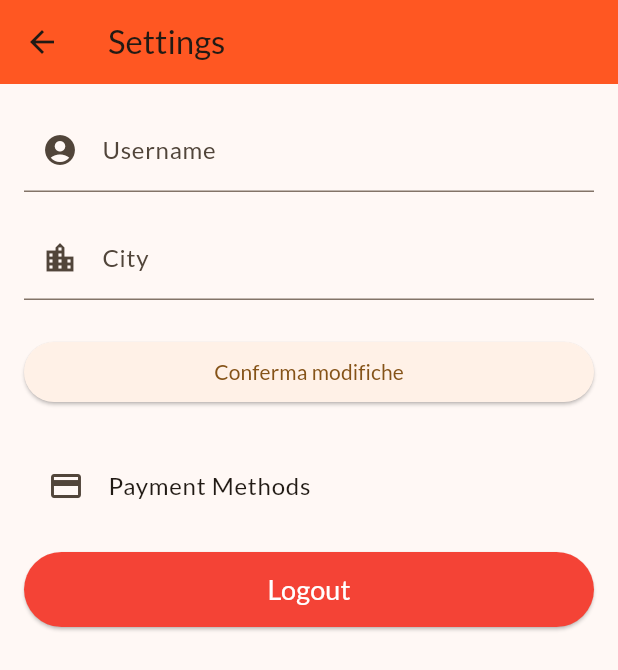
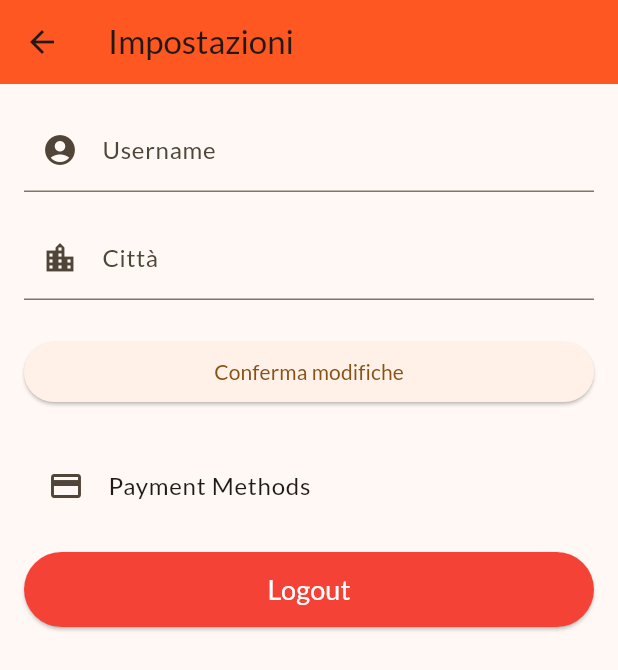
Before and after one commit to MatteoAv/EMAD2024-25_HappyTails, a Flutter app: the UserProfilePage screen opened by its route, after a tap on the "settings" icon, on a phone screen of 412 x 824 dp. Shown: the top 670 px of the screen. Run offline on Flutter 3.47's test engine with Material 3 defaults, Android fonts, the phone set to English and light mode, and no system bars; our stand-ins replace animated_text_kit, flutter_riverpod, google_fonts, logger, sqflite and 1 more; missing offline and left inert: dart:ffi; accounts and stored records are empty; network calls fail; project files that could hold a hidden picture were left out.

Commit message:
update user

```diff
--- a/lib/Auth/auth_repository.dart
+++ b/lib/Auth/auth_repository.dart
@@ -45,12 +45,12 @@ class LoginPage extends ConsumerWidget {
 
           //Salva i dati nel db locale se non presenti
           if(await LocalDatabase.instance.getUser(user.id) == null){
-            LocalDatabase.instance.insertUser(user.id, profile['userName'], email, profile['city']);
+            LocalDatabase.instance.insertUser(user.id, profile['userName'], email, profile['city'], profile ['isPetSitter']);
           }
 
           ref.read(userProvider.notifier).state = AsyncData(model.User(id: user.id, userName: profile['userName'], email: email,
-          citta: profile['city'], imageUrl: profile['imageUrl']));
-          Navigator.pushNamed(context, AppRoutes.homePage);
+          citta: profile['city'], imageUrl: profile['imageUrl'], isPetSitter: profile ['isPetSitter']));
+          Navigator.pushReplacementNamed(context, AppRoutes.homePage);
         }
       } else {
         throw Exception('Credenziali non valide');
--- a/lib/Auth/registration.dart
+++ b/lib/Auth/registration.dart
@@ -54,7 +54,8 @@ class _SignUpPageState extends ConsumerState<SignUpPage> {
             user.id,
             username,
             email,
-            city
+            city,
+            false
           );
         }
          final newUser = model.User(
@@ -62,7 +63,8 @@ class _SignUpPageState extends ConsumerState<SignUpPage> {
         userName: username,
         email: email,
         citta: city,
-        imageUrl: ""
+        imageUrl: "",
+        isPetSitter: false
       );
         // Aggiorna il provider con il nuovo utente
         ref.read(userProvider.notifier).state = AsyncData(newUser);
--- a/lib/UserManage/screens/profile_page.dart
+++ b/lib/UserManage/screens/profile_page.dart
@@ -53,8 +53,9 @@ class UserProfilePage extends ConsumerWidget {
 
     return Scaffold(
       appBar: AppBar(
+        automaticallyImplyLeading: false,
         title: const Text(
-          'Profile',
+          'Profilo',
           style: TextStyle(fontSize: 24, fontWeight: FontWeight.bold),
         ),
         backgroundColor: Colors.deepOrange[50],
@@ -78,7 +79,7 @@ class UserProfilePage extends ConsumerWidget {
                 crossAxisAlignment: CrossAxisAlignment.start,
                 children: [
                   const Text(
-                    'Welcome',
+                    'Benvenuto/a',
                     style: TextStyle(
                       fontSize: 30,
                       fontWeight: FontWeight.bold,
@@ -86,7 +87,7 @@ class UserProfilePage extends ConsumerWidget {
                     ),
                   ),
                   Text(
-                    user?.userName ?? 'Guest',
+                    user?.userName ?? 'Ospite',
                     style: const TextStyle(
                       fontSize: 30,
                       fontWeight: FontWeight.bold,
@@ -95,7 +96,7 @@ class UserProfilePage extends ConsumerWidget {
                   ),
                   const SizedBox(height: 8),
                   Text(
-                    'City: ${user?.citta ?? 'Unknown City'}',
+                    'Città: ${user?.citta ?? 'Città mancante'}',
                     style: const TextStyle(
                       fontSize: 20,
                       color: Colors.black54,
@@ -132,9 +133,10 @@ class UserProfilePage extends ConsumerWidget {
             Row(
               mainAxisAlignment: MainAxisAlignment.start,
               children: [
+                const SizedBox(width: 15,),
                 ExpandableButton(
                   icon: Icons.pets,
-                  label: 'Pets',
+                  label: 'Animali',
                   isExpanded: isPetsTabSelected,
                   onTap: () =>
                       ref.read(tabSelectionProvider.notifier).state = true,
@@ -142,7 +144,7 @@ class UserProfilePage extends ConsumerWidget {
                 const SizedBox(width: 30),
                 ExpandableButton(
                   icon: Icons.calendar_month,
-                  label: 'Book',
+                  label: 'Prenotazioni',
                   isExpanded: !isPetsTabSelected,
                   onTap: () =>
                       ref.read(tabSelectionProvider.notifier).state = false,
@@ -162,20 +164,50 @@ class UserProfilePage extends ConsumerWidget {
     SliverFillRemaining(
       child: isPetsTabSelected
           ? petsAsync.when(
-              data: (pets) => ListView.builder(
+              data: (pets) {
+               if(pets.isNotEmpty){
+               return ListView.builder(
                 physics: NeverScrollableScrollPhysics(),
                 padding: const EdgeInsets.only(top: 16.0),
                 itemCount: pets.length,
                 itemBuilder: (context, index) {
                   final pet = pets[index];
+
                   return PetCard(petName: pet.name, petType: pet.type);
                 },
+              );
+              }else{
+                return Center(
+                  child: Column(
+                    mainAxisAlignment: MainAxisAlignment.center,
+                    children: [
+                      Image.asset(
+                        "assets/IconPets/sadcat.png",
+                        width: 100,
+                        height: 100,
                       ),
+                      const SizedBox(height: 16),
+                      const Text(
+                      "Nessun animale registrato, aggiungine uno",
+                      style: TextStyle(
+                        fontSize: 16,
+                        fontWeight: FontWeight.bold,
+                      ),
+                      textAlign: TextAlign.center,
+                    ),
+                  ],
+                ),
+              );
+            }
+
+            },
               loading: () => const Center(child: CircularProgressIndicator()),
               error: (err, _) => Center(child: Text('Error: $err')),
             )
           : bookingsAsync.when(
-              data: (bookings) => ListView.builder(
+              data: (bookings) {
+                if(bookings.isNotEmpty){
+                return ListView.builder(
                 physics: const NeverScrollableScrollPhysics(),
                 padding: const EdgeInsets.only(top: 16.0),
                 itemCount: bookings.length,
@@ -183,9 +215,33 @@ class UserProfilePage extends ConsumerWidget {
                   final booking = bookings[index];
                   return bookingCard(id: booking.id, bookingBegin: booking.dateBegin, bookingEnd: booking.dateEnd,
                   bookPrice: booking.price, bookState: booking.state);
+                },
+              );
+              }else{
+                return Center(
+                  child: Column(
+                    mainAxisAlignment: MainAxisAlignment.center,
+                    children: [
+                      Image.asset(
+                        "assets/IconPets/petsitter.png",
+                        width: 100,
+                        height: 100,
+                      ),
+                      const SizedBox(height: 16),
+                      const Text(
+                      "Nessun prenotazione effettuata, trova qualche PetSitter",
+                      style: TextStyle(
+                        fontSize: 16,
+                        fontWeight: FontWeight.bold,
+                      ),
+                      textAlign: TextAlign.center,
+                    ),
+                  ],
+                ),
+              );
+              }
 
           },
-  ),
           loading: () => const Center(child: CircularProgressIndicator()),
           error: (error, stackTrace) =>
           Center(child: Text('Errore: $error, $stackTrace')),
@@ -193,14 +249,17 @@ class UserProfilePage extends ConsumerWidget {
       ),
     ],
   ),
-      floatingActionButton: FloatingActionButton(
+      floatingActionButton: Visibility(
+        visible: isPetsTabSelected,
+        child: FloatingActionButton(
         onPressed: () {
           showDialog(
           context : context,
           builder : (context) => const AddPetDialog());
           },
+        backgroundColor: Colors.orange,
         child: const Icon(Icons.add),
-        backgroundColor: Colors.orange,
+      ),
     ),
     );
   }
--- a/lib/UserManage/screens/settings_page.dart
+++ b/lib/UserManage/screens/settings_page.dart
@@ -1,5 +1,6 @@
 import 'package:flutter/material.dart';
 import 'package:flutter_riverpod/flutter_riverpod.dart';
+import 'package:happy_tails/app/routes.dart';
 import 'package:supabase_flutter/supabase_flutter.dart';
 import 'package:happy_tails/UserManage/providers/profile_providers.dart';
 
@@ -36,7 +37,7 @@ class _SettingsPageState extends ConsumerState<SettingsPage> {
 
     return Scaffold(
       appBar: AppBar(
-        title: const Text('Settings'),
+        title: const Text('Impostazioni'),
         leading: IconButton(
           icon: const Icon(Icons.arrow_back),
           onPressed: () => Navigator.pop(context),
@@ -63,7 +64,7 @@ class _SettingsPageState extends ConsumerState<SettingsPage> {
                   // Modifica Città
                   TextFormField(
                     decoration: const InputDecoration(
-                      labelText: 'City',
+                      labelText: 'Città',
                       prefixIcon: Icon(Icons.location_city),
                     ),
                     controller: _cittaController,
@@ -122,7 +123,7 @@ class _SettingsPageState extends ConsumerState<SettingsPage> {
                         ref.invalidate(petsProvider);
                         ref.invalidate(bookingsProvider);
                         print('Logout effettuato');
-                        Navigator.pushNamed(context, "/");
+                        Navigator.popUntil(context, ModalRoute.withName(AppRoutes.homePage));
                     },
                     style: ElevatedButton.styleFrom(
                       minimumSize: const Size(double.infinity, 50),
--- a/lib/UserManage/widgets/PetCard.dart
+++ b/lib/UserManage/widgets/PetCard.dart
@@ -31,7 +31,7 @@ class PetCard extends StatelessWidget{
   @override
   Widget build(BuildContext context){
     return Padding(
-        padding: const EdgeInsets.symmetric(vertical: 9),
+        padding: const EdgeInsets.symmetric(vertical: 9, horizontal: 30),
         child: Material(
               elevation: 20,
               borderRadius: BorderRadius.circular(20),
--- a/lib/UserManage/widgets/bookingCard.dart
+++ b/lib/UserManage/widgets/bookingCard.dart
@@ -21,7 +21,7 @@ class bookingCard extends StatelessWidget{
   @override
   Widget build (BuildContext context){
     return Padding(
-                  padding: const EdgeInsets.symmetric(vertical: 8, horizontal: 12),
+                  padding: const EdgeInsets.symmetric(vertical: 8, horizontal: 30),
                   child: Material(
                     elevation: 8,
                     borderRadius: BorderRadius.circular(16),
--- a/lib/UserManage/widgets/expandable_button.dart
+++ b/lib/UserManage/widgets/expandable_button.dart
@@ -1,3 +1,4 @@
+import 'package:animated_text_kit/animated_text_kit.dart';
 import 'package:flutter/material.dart';
 
 class ExpandableButton extends StatelessWidget {
@@ -21,7 +22,7 @@ class ExpandableButton extends StatelessWidget {
       child: AnimatedContainer(
         duration: const Duration(milliseconds: 300),
         curve: Curves.easeInOutQuad,
-        width: isExpanded ? 120 : 95, // Larghezza dinamica
+        width: isExpanded ? 150 : 80, // Larghezza dinamica
         height: 50,
         decoration: BoxDecoration(
           color: isExpanded ? Colors.deepOrange[400] : Colors.grey[300],
@@ -33,15 +34,27 @@ class ExpandableButton extends StatelessWidget {
             Icon(
               icon,
               color: isExpanded ? Colors.white : Colors.black,
-              size:35
+              size: 25
             ),
             if (isExpanded)
               Padding(
                 padding: const EdgeInsets.only(left: 8.0),
-                child: Text(
-                  label,
-                  style: const TextStyle(color: Colors.white, fontWeight: FontWeight.bold, fontSize: 15),
+                child: AnimatedTextKit(
+                  animatedTexts: [
+                    TyperAnimatedText(label,
+                    textStyle: TextStyle(
+                      fontSize: 14, fontWeight: FontWeight.bold, color: Colors.white
+                    ),
+                    speed: const Duration(milliseconds: 15),
+
+                    ),
+                ],
+                isRepeatingAnimation: false,
                 ),
+              ),
+             if(!isExpanded)
+              Padding(
+                padding: const EdgeInsets.only(left: 0.0),
               ),
           ],
         ),
--- a/pubspec.yaml
+++ b/pubspec.yaml
@@ -35,6 +35,7 @@ dependencies:
   supabase_flutter: ^2.0.0
   google_sign_in : ^6.0.0
   flutter_secure_storage: ^8.0.0
+  animated_text_kit: ^ 4.2.2
 
 
   # The following adds the Cupertino Icons font to your application.
@@ -85,6 +86,8 @@ flutter:
     - assets/IconPets/fish.png
     - assets/IconPets/dove.png
     - assets/IconPets/hamster.png
+    - assets/IconPets/sadcat.png
+    - assets/IconPets/petsitter.png
 
 
 
```
Also changed, not shown: lib/UserManage/model/user.dart (+7 -3 lines), lib/UserManage/repositories/local_database.dart (+5 -3 lines), assets/IconPets/petsitter.png (added), assets/IconPets/sadcat.png (added), pubspec.lock. Lines whose indentation alone changed are shown as unchanged.
